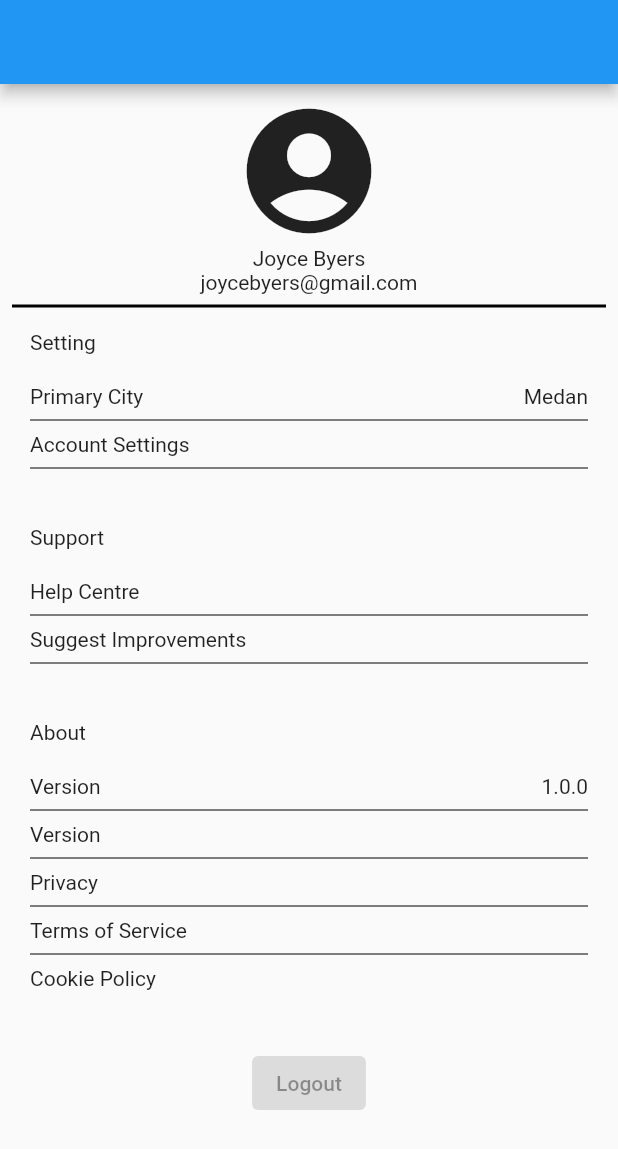
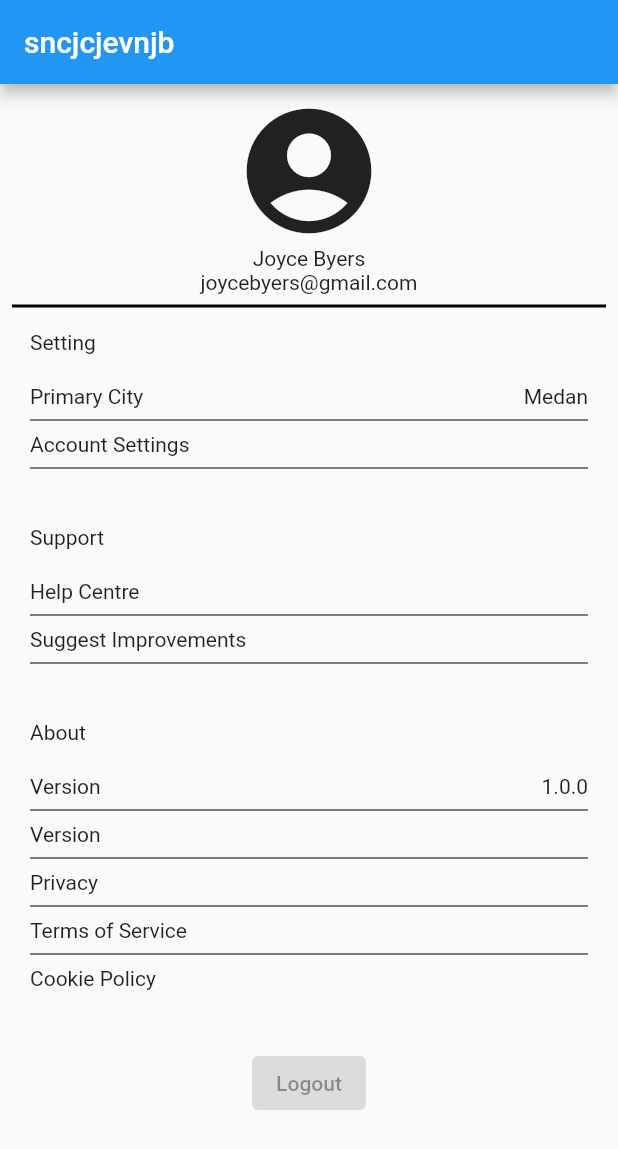
Before and after one commit to JuliusKosman/TheChindos-eventera, a Flutter app: the screen it shows after launch, on a phone screen of 412 x 824 dp. Shown: the top 1149 px of the screen. Run offline on Flutter 3.47's test engine with Material 2 defaults, Android fonts, the light colour scheme and no system bars.

```diff
--- a/lib/myacc.dart
+++ b/lib/myacc.dart
@@ -12,7 +12,7 @@ class _MyWidgetState extends State<MyAccInfo> {
   Widget build(BuildContext context) {
     return Scaffold(
       appBar: AppBar(
-        title: Text(""),
+        title: Text("sncjcjevnjb"),
       ),
       body: SingleChildScrollView(
         child: Column(
```
